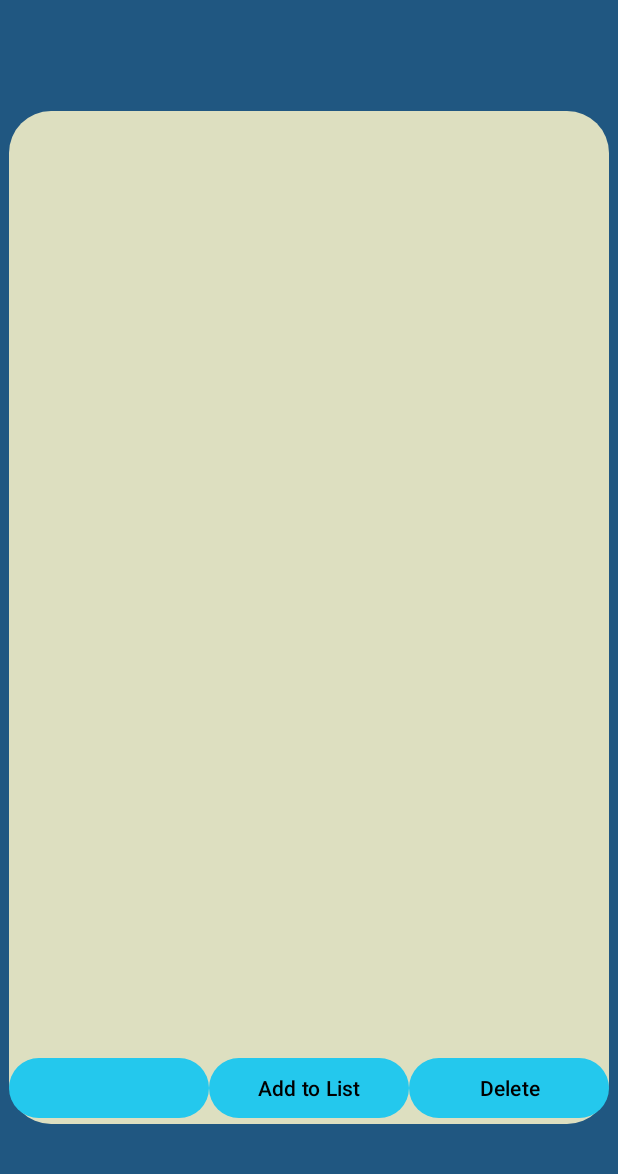
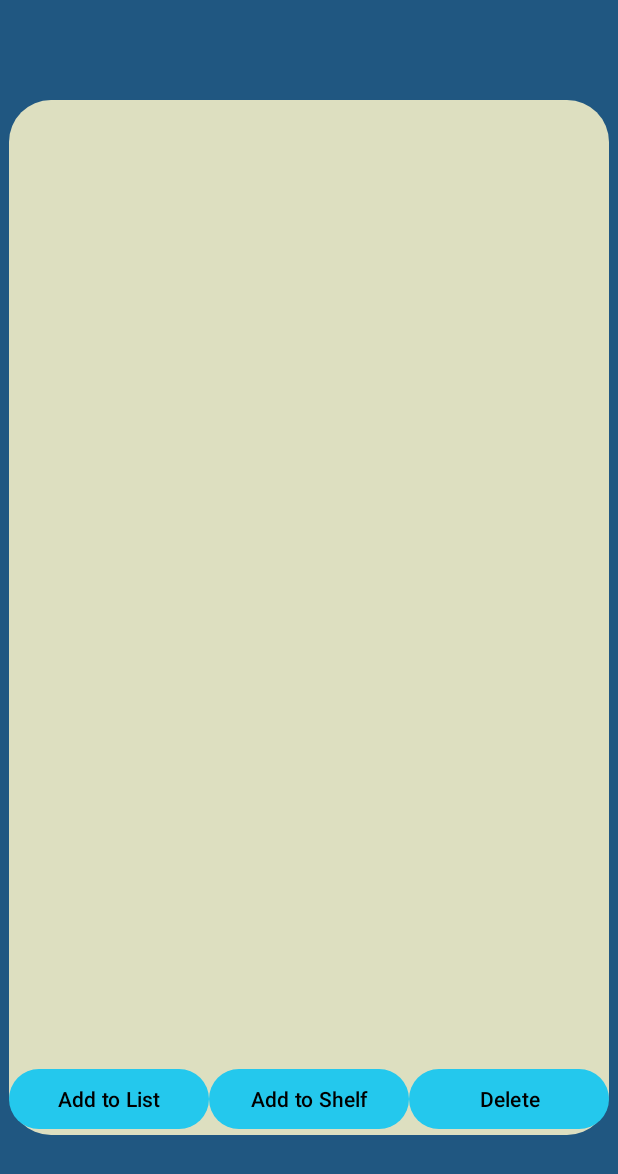
Before and after one commit to TheLostSoul56/Shelf-Life, an Android app: the layout fragment_shelf.xml on its own in the app's theme, with its tools: preview values and no code run, on a phone screen of 412 x 824 dp. Shown: the top 1174 px of the screen. Run offline under Robolectric (Android 15) with nearby library versions, the phone set to English and light mode, and no system bars.

Commit message:
so i have all three buttons on the screen right now the add to shelf button only adds a default list because i have not set up the pop up fragment to allow the user to input all the details for the item and be able to use the camera to take a picture of said item also the delete button works great it will only delete selected items

```diff
--- a/app/src/main/res/layout/fragment_list.xml
+++ b/app/src/main/res/layout/fragment_list.xml
@@ -8,7 +8,7 @@
 
     <RelativeLayout
         android:layout_width="400sp"
-        android:layout_height="675sp"
+        android:layout_height="690sp"
         android:layout_gravity="center"
         android:background="@drawable/rounded_square"
         android:elevation="20dp"
--- a/app/src/main/res/layout/fragment_shelf.xml
+++ b/app/src/main/res/layout/fragment_shelf.xml
@@ -8,10 +8,17 @@
 
     <RelativeLayout
         android:layout_width="400sp"
-        android:layout_height="675sp"
+        android:layout_height="690sp"
         android:layout_gravity="center"
         android:background="@drawable/rounded_square">
 
+        <androidx.recyclerview.widget.RecyclerView
+            android:layout_width="match_parent"
+            android:layout_height="match_parent"
+            android:id="@+id/recycleView"
+            android:layout_above="@+id/shelfButtons"
+            android:layout_alignParentTop="true"
+            android:padding="8dp"/>
         <LinearLayout
             android:layout_width="match_parent"
             android:layout_height="wrap_content"
@@ -24,14 +31,16 @@
                 android:layout_width="0dp"
                 android:layout_height="wrap_content"
                 android:layout_weight="1"
-                android:id="@+id/camera"/>
+                android:id="@+id/addToList"
+                android:text="Add to List"
+                android:textColor="@color/black"/>
 
             <Button
                 android:layout_width="0dp"
                 android:layout_height="wrap_content"
                 android:layout_weight="1"
-                android:id="@+id/addToList"
-                android:text="Add to List"
+                android:id="@+id/addToShelf"
+                android:text="Add to Shelf"
                 android:textColor="@color/black"/>
 
             <Button
```
Also changed, not shown: app/src/main/java/com/example/shelflife/ShelfFragment.java (+114 -39 lines), app/src/main/res/layout/item_layout.xml (added, +22 -0 lines).
